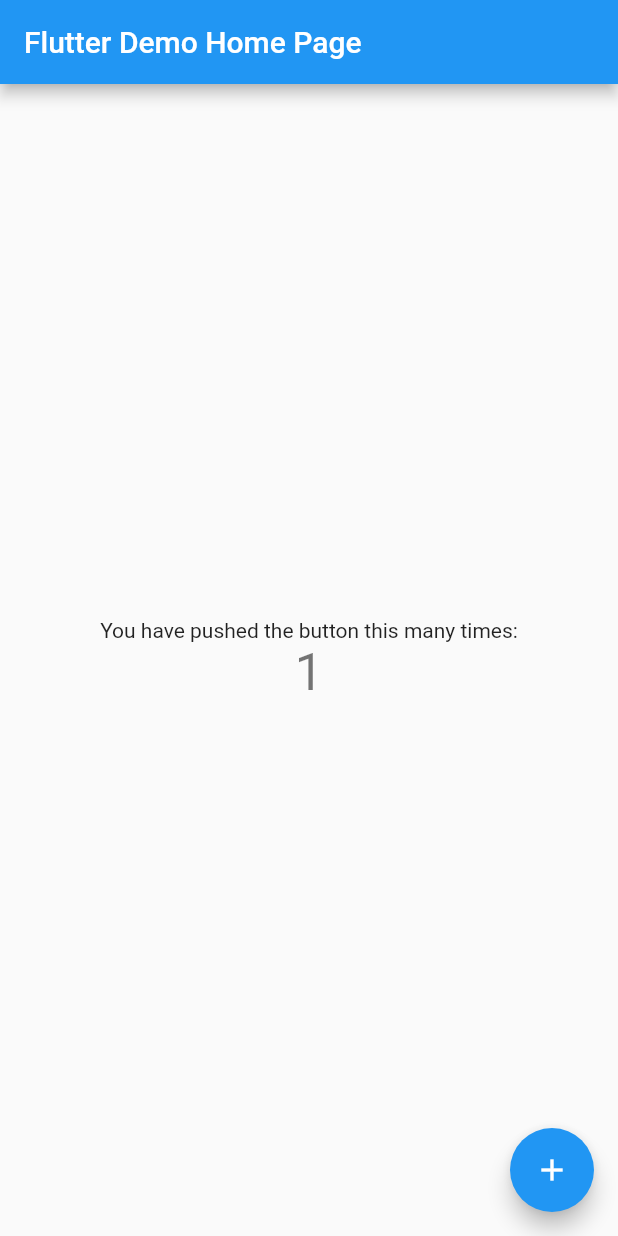
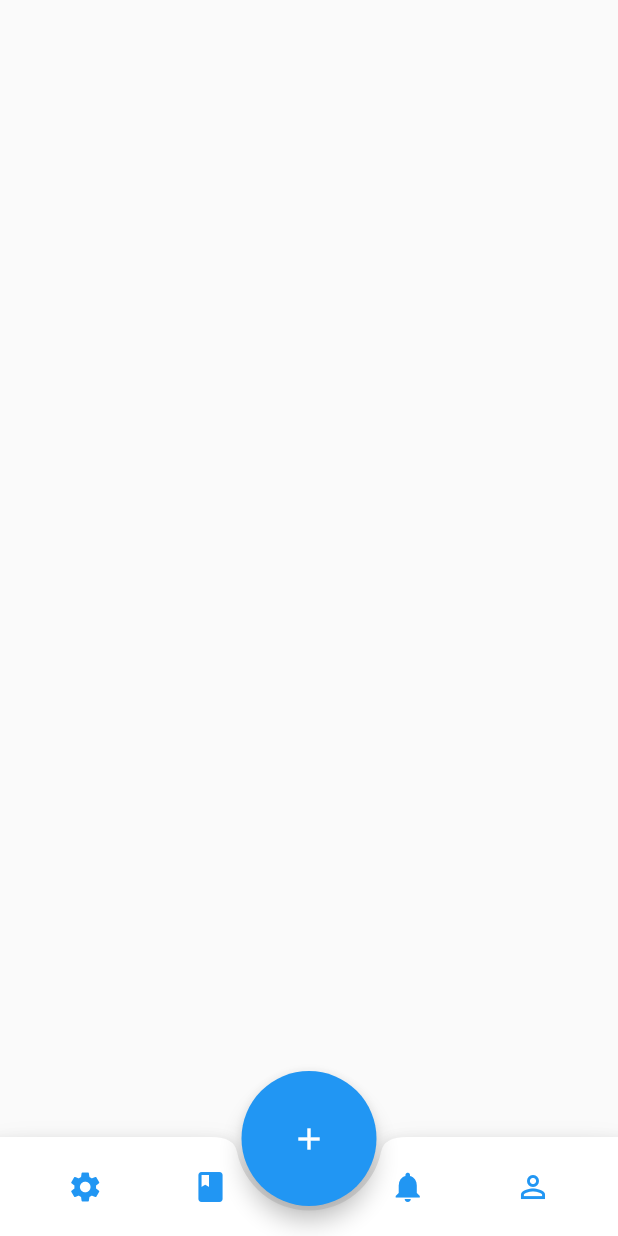
Before and after one commit to octorose/D.one, a Flutter app: the screen it shows after launch, after a tap on the "add" icon, on a phone screen of 412 x 824 dp. Run offline on Flutter 3.47's test engine with Material 2 defaults, Android fonts, the phone set to English and light mode, and no system bars.

Commit message:
BottombarWidget

```diff
--- /dev/null
+++ b/lib/Widgets/bottombar.dart
@@ -0,0 +1,75 @@
+import 'package:flutter/material.dart';
+
+class Publicbar extends StatefulWidget {
+  Publicbar({Key? key}) : super(key: key);
+
+  @override
+  State<Publicbar> createState() => _PublicbarState();
+}
+
+class _PublicbarState extends State<Publicbar> {
+  @override
+  void initState() {
+    super.initState();
+  }
+
+  Widget build(BuildContext context) {
+    return Scaffold(
+      extendBody: true,
+      floatingActionButtonLocation: FloatingActionButtonLocation.centerDocked,
+      floatingActionButton: Container(
+        margin: const EdgeInsets.only(top: 2.0),
+        height: 90,
+        width: 90,
+        child: FloatingActionButton(
+          onPressed: () {},
+          child: const Icon(Icons.add),
+          backgroundColor: Colors.blue,
+        ),
+      ),
+      bottomNavigationBar: BottomAppBar(
+        shape: CircularNotchedRectangle(),
+        color: Colors.white,
+        child: IconTheme(
+          data: IconThemeData(
+            color: Colors.blue,
+          ),
+          child: Padding(
+            padding: const EdgeInsets.all(9.0),
+            child: Row(
+              mainAxisAlignment: MainAxisAlignment.spaceAround,
+              children: [
+                IconButton(
+                  onPressed: () {
+                    print("4");
+                  },
+                  icon: const Icon(Icons.settings),
+                ),
+                IconButton(
+                  onPressed: () {
+                    print("3");
+                  },
+                  icon: const Icon(Icons.book),
+                  padding: EdgeInsets.only(right: 30.0),
+                ),
+                IconButton(
+                  onPressed: () {
+                    print("2");
+                  },
+                  icon: const Icon(Icons.notifications),
+                  padding: EdgeInsets.only(left: 30.0),
+                ),
+                IconButton(
+                  onPressed: () {
+                    print("1");
+                  },
+                  icon: const Icon(Icons.person_outline),
+                ),
+              ],
+            ),
+          ),
+        ),
+      ),
+    );
+  }
+}
--- a/lib/main.dart
+++ b/lib/main.dart
@@ -1,4 +1,6 @@
 import 'package:flutter/material.dart';
+
+import 'Widgets/bottombar.dart';
 
 void main() {
   runApp(const MyApp());
@@ -10,106 +12,6 @@
   // This widget is the root of your application.
   @override
   Widget build(BuildContext context) {
-    return MaterialApp(
-      title: 'Flutter Demo',
-      theme: ThemeData(
-        // This is the theme of your application.
-        //
-        // Try running your application with "flutter run". You'll see the
-        // application has a blue toolbar. Then, without quitting the app, try
-        // changing the primarySwatch below to Colors.green and then invoke
-        // "hot reload" (press "r" in the console where you ran "flutter run",
-        // or simply save your changes to "hot reload" in a Flutter IDE).
-        // Notice that the counter didn't reset back to zero; the application
-        // is not restarted.
-        primarySwatch: Colors.blue,
-      ),
-      home: const MyHomePage(title: 'Flutter Demo Home Page'),
-    );
+    return MaterialApp(home: Scaffold(bottomNavigationBar: Publicbar()));
   }
 }
-
-class MyHomePage extends StatefulWidget {
-  const MyHomePage({super.key, required this.title});
-
-  // This widget is the home page of your application. It is stateful, meaning
-  // that it has a State object (defined below) that contains fields that affect
-  // how it looks.
-
-  // This class is the configuration for the state. It holds the values (in this
-  // case the title) provided by the parent (in this case the App widget) and
-  // used by the build method of the State. Fields in a Widget subclass are
-  // always marked "final".
-
-  final String title;
-
-  @override
-  State<MyHomePage> createState() => _MyHomePageState();
-}
-
-class _MyHomePageState extends State<MyHomePage> {
-  int _counter = 0;
-
-  void _incrementCounter() {
-    setState(() {
-      // This call to setState tells the Flutter framework that something has
-      // changed in this State, which causes it to rerun the build method below
-      // so that the display can reflect the updated values. If we changed
-      // _counter without calling setState(), then the build method would not be
-      // called again, and so nothing would appear to happen.
-      _counter++;
-    });
-  }
-
-  @override
-  Widget build(BuildContext context) {
-    // This method is rerun every time setState is called, for instance as done
-    // by the _incrementCounter method above.
-    //
-    // The Flutter framework has been optimized to make rerunning build methods
-    // fast, so that you can just rebuild anything that needs updating rather
-    // than having to individually change instances of widgets.
-    return Scaffold(
-      appBar: AppBar(
-        // Here we take the value from the MyHomePage object that was created by
-        // the App.build method, and use it to set our appbar title.
-        title: Text(widget.title),
-      ),
-      body: Center(
-        // Center is a layout widget. It takes a single child and positions it
-        // in the middle of the parent.
-        child: Column(
-          // Column is also a layout widget. It takes a list of children and
-          // arranges them vertically. By default, it sizes itself to fit its
-          // children horizontally, and tries to be as tall as its parent.
-          //
-          // Invoke "debug painting" (press "p" in the console, choose the
-          // "Toggle Debug Paint" action from the Flutter Inspector in Android
-          // Studio, or the "Toggle Debug Paint" command in Visual Studio Code)
-          // to see the wireframe for each widget.
-          //
-          // Column has various properties to control how it sizes itself and
-          // how it positions its children. Here we use mainAxisAlignment to
-          // center the children vertically; the main axis here is the vertical
-          // axis because Columns are vertical (the cross axis would be
-          // horizontal).
-          mainAxisAlignment: MainAxisAlignment.center,
-          children: <Widget>[
-            const Text(
-              'You have pushed the button this many times:',
-            ),
-            Text(
-              '$_counter',
-              style: Theme.of(context).textTheme.headline4,
-            ),
-          ],
-        ),
-      ),
-      floatingActionButton: FloatingActionButton(
-        onPressed: _incrementCounter,
-        tooltip: 'Increment',
-        child: const Icon(Icons.add),
-      ), // This trailing comma makes auto-formatting nicer for build methods.
-    );
-  }
-}
```
